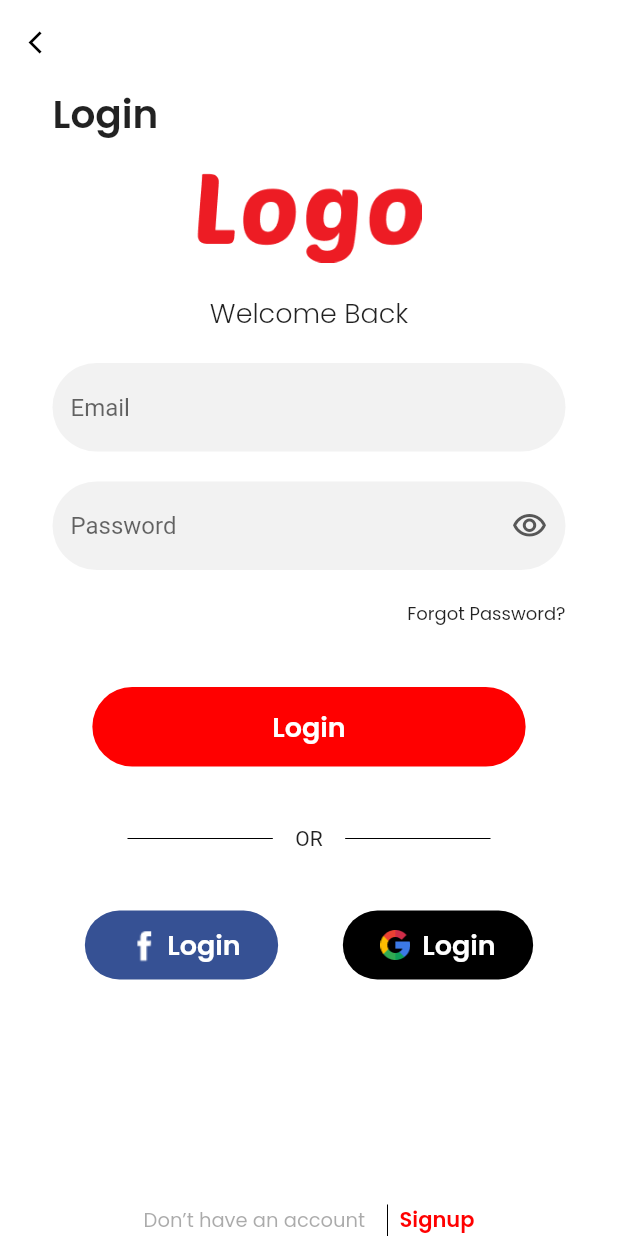
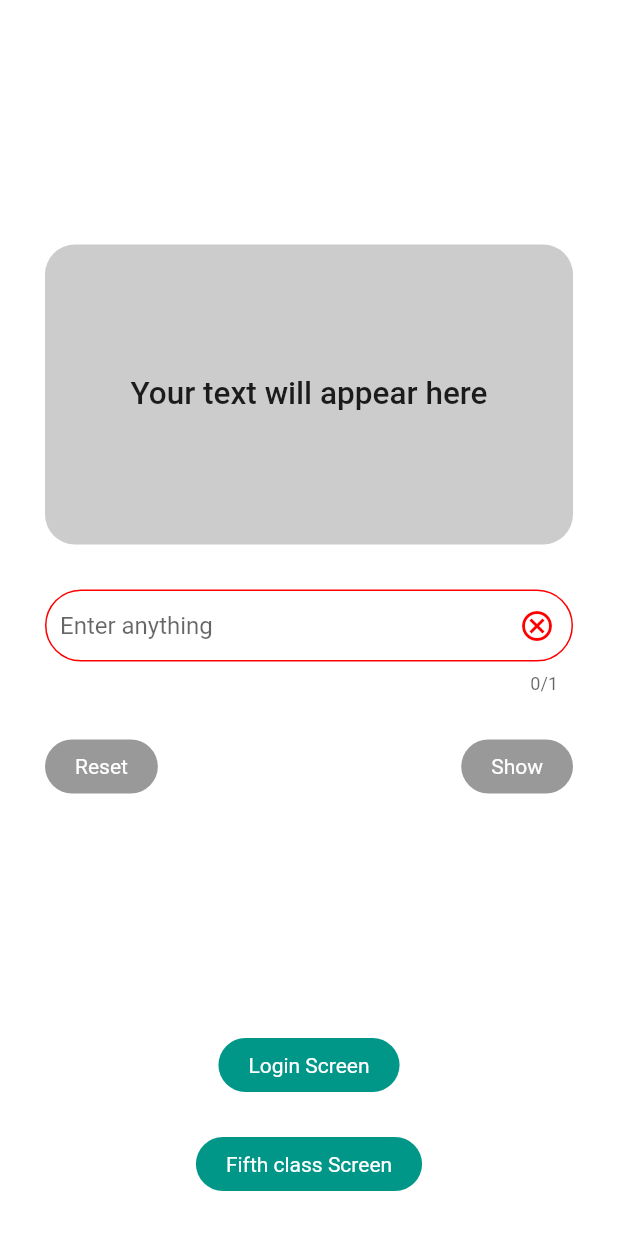
Before and after one commit to MPLectures/ui, a Flutter app: the screen it shows after launch, on a phone screen of 412 x 824 dp. Run offline on Flutter 3.47's test engine with Material 2 defaults, Android fonts, the phone set to English and light mode, and no system bars.

Commit message:
lecture 08: Text editing controller + Navigating

```diff
--- a/lib/main.dart
+++ b/lib/main.dart
@@ -4,6 +4,7 @@ import 'package:ui/views/screens/fifth_class.dart';
 import 'package:ui/views/screens/lecture_one.dart';
 import 'package:ui/views/screens/lecture_three.dart';
 import 'package:ui/views/screens/lecture_two.dart';
+import 'package:ui/views/screens/navigation.dart';
 import 'package:ui/views/screens/screen_login.dart';
 
 void main() {
@@ -15,7 +16,7 @@ class MyApp extends StatelessWidget {
   Widget build(BuildContext context) {
     return MaterialApp(
       debugShowCheckedModeBanner: false,
-      home: ScreenLogin(),
+      home: Navigation(),
     );
   }
 }
--- a/lib/views/screens/fifth_class.dart
+++ b/lib/views/screens/fifth_class.dart
@@ -18,6 +18,7 @@ class _FifthClassState extends State<FifthClass> {
   @override
   Widget build(BuildContext context) {
     return Scaffold(
+      appBar: AppBar(),
       backgroundColor: Colors.grey.shade900,
       body: SafeArea(
         child: Column(
--- /dev/null
+++ b/lib/views/screens/navigation.dart
@@ -0,0 +1,192 @@
+import 'package:flutter/material.dart';
+import 'package:ui/helpers/constants.dart';
+import 'package:ui/views/screens/fifth_class.dart';
+import 'package:ui/views/screens/screen_login.dart';
+
+class Navigation extends StatefulWidget {
+  const Navigation({Key? key}) : super(key: key);
+
+  @override
+  State<Navigation> createState() => _NavigationState();
+}
+
+class _NavigationState extends State<Navigation> {
+  TextEditingController _controller = TextEditingController();
+  String result = 'Your text will appear here';
+
+  @override
+  Widget build(BuildContext context) {
+    return Scaffold(
+      backgroundColor: MyColors.whiteColor,
+      resizeToAvoidBottomInset: false,
+      body: SafeArea(
+        child: Padding(
+          padding: EdgeInsets.symmetric(horizontal: 30),
+          child: Column(
+            children: [
+              Expanded(
+                child: Column(
+                  mainAxisAlignment: MainAxisAlignment.center,
+                  children: [
+                    Container(
+                      height: 200,
+                      decoration: BoxDecoration(
+                        color: Colors.black.withOpacity(0.2),
+                        borderRadius: BorderRadius.circular(20),
+                      ),
+                      child: Center(
+                        child: Text(
+                          result,
+                          style: TextStyle(
+                            fontWeight: FontWeight.w500,
+                            fontSize: 21,
+                          ),
+                        ),
+                      ),
+                    ),
+                    SizedBox(
+                      height: 30,
+                    ),
+                    TextFormField(
+                      maxLength: 1,
+                      controller: _controller,
+                      decoration: InputDecoration(
+                        suffixIcon: IconButton(
+                          onPressed: () {
+                            _controller.clear();
+                          },
+                          icon: Icon(
+                            Icons.cancel_outlined,
+                            color: MyColors.redColor,
+                          ),
+                        ),
+                        hintText: "Enter anything",
+                        contentPadding:
+                            EdgeInsets.symmetric(vertical: 5, horizontal: 10),
+                        enabledBorder: OutlineInputBorder(
+                            borderSide: BorderSide(color: MyColors.redColor),
+                            borderRadius: BorderRadius.circular(25)),
+                        focusedBorder: OutlineInputBorder(
+                            borderSide: BorderSide(color: MyColors.redColor),
+                            borderRadius: BorderRadius.circular(25)),
+                      ),
+                    ),
+                    SizedBox(
+                      height: 30,
+                    ),
+                    Row(
+                      mainAxisAlignment: MainAxisAlignment.spaceBetween,
+                      children: [
+                        GestureDetector(
+                          onTap: () {
+                            setState(() {
+                              result = "";
+                            });
+                          },
+                          child: Container(
+                            padding: EdgeInsets.symmetric(
+                                vertical: 10, horizontal: 20),
+                            decoration: BoxDecoration(
+                              color: MyColors.blackColor.withOpacity(0.40),
+                              borderRadius: BorderRadius.circular(20),
+                            ),
+                            child: Text(
+                              "Reset",
+                              style: TextStyle(
+                                color: MyColors.whiteColor,
+                              ),
+                            ),
+                          ),
+                        ),
+                        GestureDetector(
+                          onTap: () {
+                            setState(() {
+                              switch (_controller.text) {
+                                case "a":
+                                case "A":
+                                case "e":
+                                case "E":
+                                case "i":
+                                case "I":
+                                case "o":
+                                case "O":
+                                case "u":
+                                case "U":
+                                  result =
+                                      "Your given character '${_controller.text}' is Vowel";
+                                  break;
+                                default:
+                                  result =
+                                      "Your given character '${_controller.text}' is Consonant";
+                              }
+                            });
+                          },
+                          child: Container(
+                            padding: EdgeInsets.symmetric(
+                                vertical: 10, horizontal: 20),
+                            decoration: BoxDecoration(
+                              color: MyColors.blackColor.withOpacity(0.40),
+                              borderRadius: BorderRadius.circular(20),
+                            ),
+                            child: Text(
+                              "Show",
+                              style: TextStyle(
+                                color: MyColors.whiteColor,
+                              ),
+                            ),
+                          ),
+                        ),
+                      ],
+                    ),
+                  ],
+                ),
+              ),
+              GestureDetector(
+                onTap: () {
+                  Navigator.push(context, MaterialPageRoute(builder: (context) {
+                    return ScreenLogin();
+                  }));
+                },
+                child: Container(
+                  margin: EdgeInsets.only(bottom: 30),
+                  padding: EdgeInsets.symmetric(vertical: 10, horizontal: 20),
+                  decoration: BoxDecoration(
+                    color: Colors.teal,
+                    borderRadius: BorderRadius.circular(20),
+                  ),
+                  child: Text(
+                    "Login Screen",
+                    style: TextStyle(
+                      color: MyColors.whiteColor,
+                    ),
+                  ),
+                ),
+              ),
+              GestureDetector(
+                onTap: () {
+                  Navigator.push(context, MaterialPageRoute(builder: (context) {
+                    return FifthClass();
+                  }));
+                },
+                child: Container(
+                  margin: EdgeInsets.only(bottom: 30),
+                  padding: EdgeInsets.symmetric(vertical: 10, horizontal: 20),
+                  decoration: BoxDecoration(
+                    color: Colors.teal,
+                    borderRadius: BorderRadius.circular(20),
+                  ),
+                  child: Text(
+                    "Fifth class Screen",
+                    style: TextStyle(
+                      color: MyColors.whiteColor,
+                    ),
+                  ),
+                ),
+              ),
+            ],
+          ),
+        ),
+      ),
+    );
+  }
+}
```
Also changed, not shown: lib/views/screens/screen_login.dart (+60 -15 lines).
